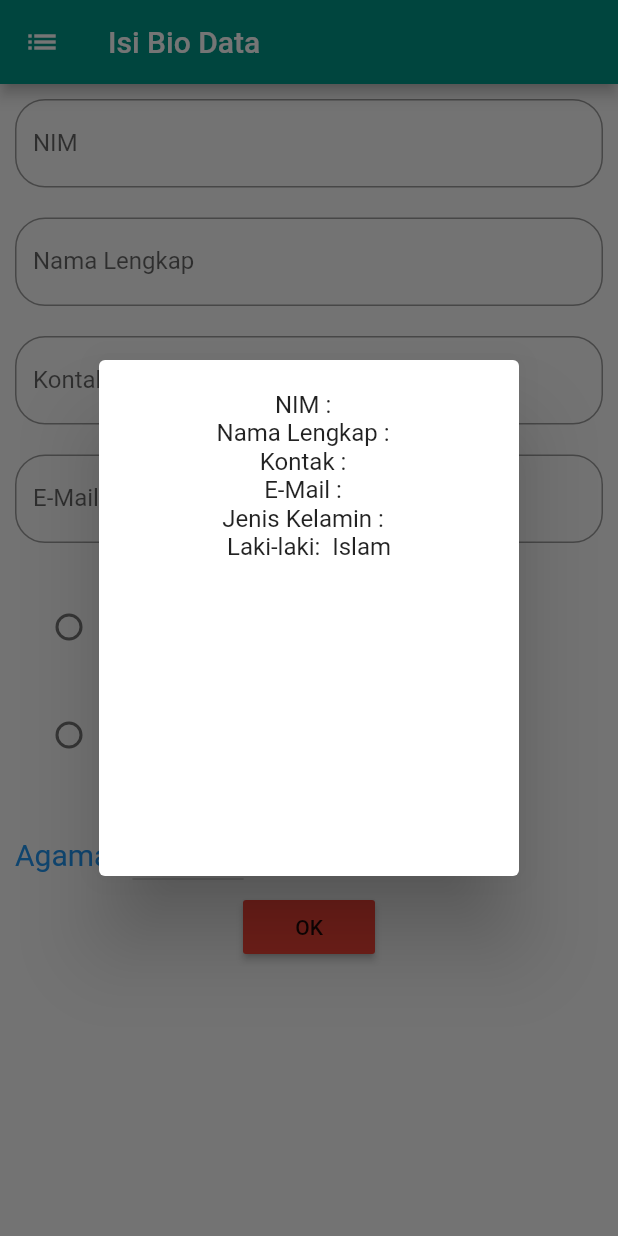
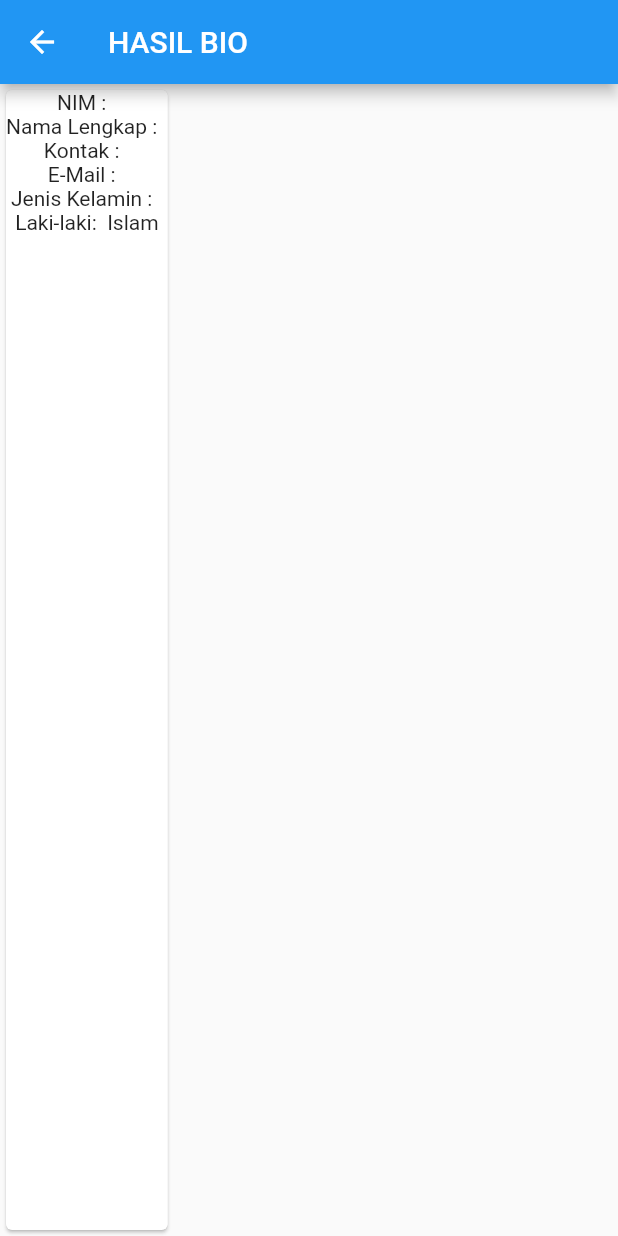
Before and after one commit to azmi155/Intent, a Flutter app: the screen it shows after launch, after a tap on "OK", on a phone screen of 412 x 824 dp. Run offline on Flutter 3.47's test engine with Material 2 defaults, Android fonts, the phone set to English and light mode, and no system bars; missing offline and left inert: dart:ffi.

Commit message:
COmmit ke 2

```diff
--- a/lib/main.dart
+++ b/lib/main.dart
@@ -6,8 +6,23 @@ void main(){
   runApp(new MaterialApp(
     title: "INTENT",
     home: new Home(),
+    routes: <String, WidgetBuilder>{
+      '/Home' : (BuildContext context) => new Home(),
+      '/Hasil' : (BuildContext context) => new HalKedua()
+    },
   ));
 }
+
+TextEditingController controllerNim = new TextEditingController();
+  TextEditingController controllerNama = new TextEditingController();
+  TextEditingController controllerKontak = new TextEditingController();
+  TextEditingController controllerEmail = new TextEditingController();
+
+
+  String _agama="Islam";
+
+  String _Jk="";
+
 
 
 
@@ -19,14 +34,8 @@ class Home extends StatefulWidget {
 class _HomeState extends State<Home> {
 
   List<String> agama = ["Islam","Kristen","Hindu","Budha"];
-  String _agama="Islam";
 
-  String _Jk="";
 
-  TextEditingController controllerNim = new TextEditingController();
-  TextEditingController controllerNama = new TextEditingController();
-  TextEditingController controllerKontak = new TextEditingController();
-  TextEditingController controllerEmail = new TextEditingController();
 
   void _pilihJk(String value){
     setState(() {
@@ -46,12 +55,7 @@ class _HomeState extends State<Home> {
         height: 300.0,
         child: new Column(
           children: <Widget>[
-            new Text("NIM :  ${controllerNim.text}"),
-            new Text("Nama Lengkap :  ${controllerNama.text}"),
-            new Text("Kontak :  ${controllerKontak.text}"),
-            new Text("E-Mail :  ${controllerEmail.text}"),
-            new Text("Jenis Kelamin :  $_Jk"),
-            new Text("Laki-laki:  $_agama"),
+
           ],
         ),
       ),
@@ -164,7 +168,9 @@ class _HomeState extends State<Home> {
                 new RaisedButton(
                   child: new Text("OK"),
                   color: Colors.red,
-                  onPressed: (){kirimdata();},
+                  onPressed: (){
+                    Navigator.pushNamed(context, '/Hasil');
+                  },
                 )
 
 
@@ -176,3 +182,35 @@ class _HomeState extends State<Home> {
     );
   }
 }
+
+class HalKedua extends StatelessWidget {
+
+
+  @override
+  Widget build(BuildContext context) {
+    return Scaffold(
+      appBar: new AppBar(
+        title: new Text("HASIL BIO"),
+
+      ),
+      body: new Container(
+
+        child:
+        new Card(
+          child: new Column(
+
+
+            children: <Widget>[
+            new Text("NIM :  ${controllerNim.text}"),
+            new Text("Nama Lengkap :  ${controllerNama.text}"),
+            new Text("Kontak :  ${controllerKontak.text}"),
+            new Text("E-Mail :  ${controllerEmail.text}"),
+            new Text("Jenis Kelamin :  $_Jk"),
+            new Text("Laki-laki:  $_agama"),
+            ],
+          ),
+        )
+      ),
+    );
+  }
+}
```
